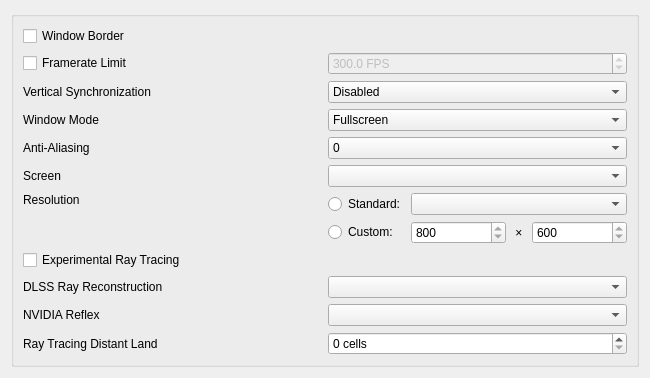
Above: apps/launcher/ui/graphicspage.ui from xorza/openmw-rtx before the change. Below: the same form after it.
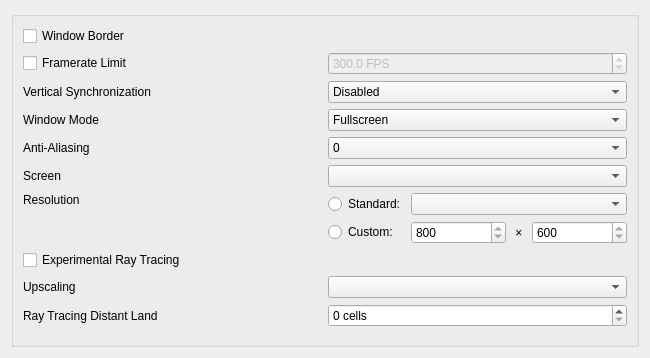
That is the form after the change.

Commit message: Remove DLSS and Reflex; render at native resolution with wavelet denoising

Diff of the .ui file:
```diff
--- a/apps/launcher/ui/graphicspage.ui
+++ b/apps/launcher/ui/graphicspage.ui
@@ -231,7 +231,7 @@
         <item row="8" column="0">
          <widget class="QLabel" name="rayTracingUpscaleLabel">
           <property name="text">
-           <string>DLSS Ray Reconstruction</string>
+           <string>Upscaling</string>
           </property>
          </widget>
         </item>
@@ -243,27 +243,13 @@
          </widget>
         </item>
         <item row="9" column="0">
-         <widget class="QLabel" name="rayTracingReflexLabel">
-          <property name="text">
-           <string>NVIDIA Reflex</string>
-          </property>
-         </widget>
-        </item>
-        <item row="9" column="1">
-         <widget class="QComboBox" name="rayTracingReflexComboBox">
-          <property name="toolTip">
-           <string>How the driver paces the frame. On holds the game before each frame's input is read, so the input is sampled as late as it will still reach the screen on time. Boost holds the card at its top clock as well, at a power cost. Off leaves the driver's pacing as a frame limiter.</string>
-          </property>
-         </widget>
-        </item>
-        <item row="10" column="0">
          <widget class="QLabel" name="rayTracingDistantLandLabel">
           <property name="text">
            <string>Ray Tracing Distant Land</string>
           </property>
          </widget>
         </item>
-        <item row="10" column="1">
+        <item row="9" column="1">
          <widget class="QSpinBox" name="rayTracingDistantLandSpinBox">
           <property name="toolTip">
            <string>How far out from the eye the world is built, in cells. The ray tracing renderer builds what rays can reach, which is a different question from how far the rasterizer can see.</string>
@@ -273,7 +259,7 @@
           </property>
          </widget>
         </item>
-        <item row="11" column="0">
+        <item row="10" column="0">
          <spacer name="verticalSpacer">
           <property name="orientation">
            <enum>Qt::Vertical</enum>
```
Left out of the diff: 2 changed lines with no effect on the pictures. The commit also changes 154 other files.
